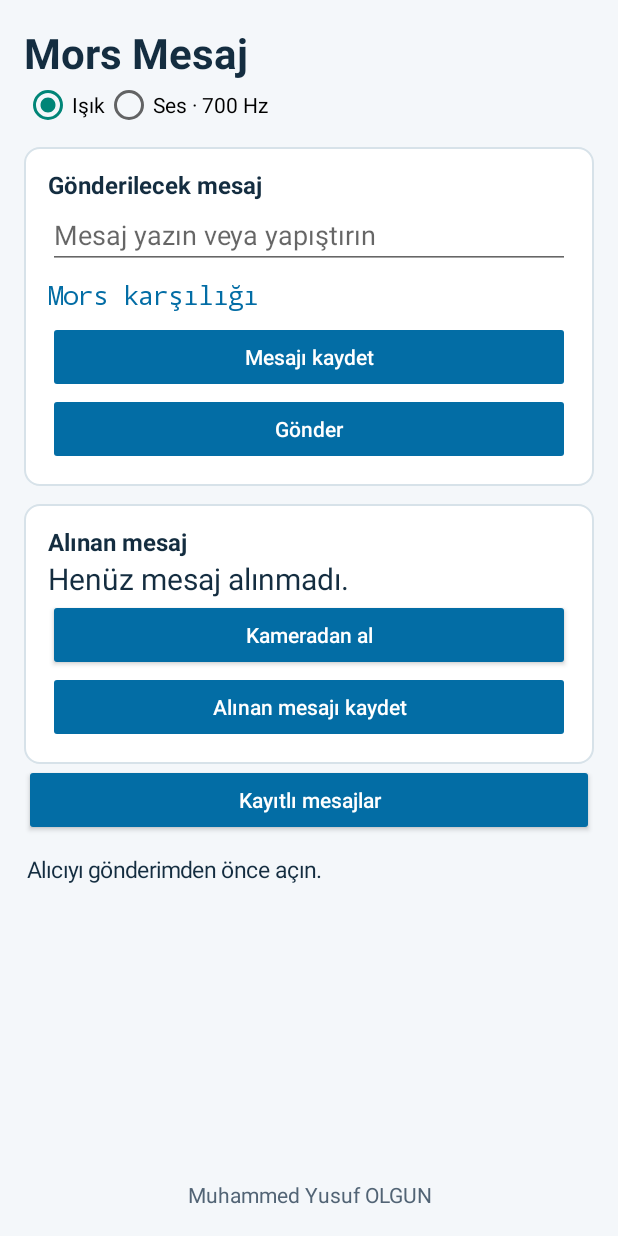
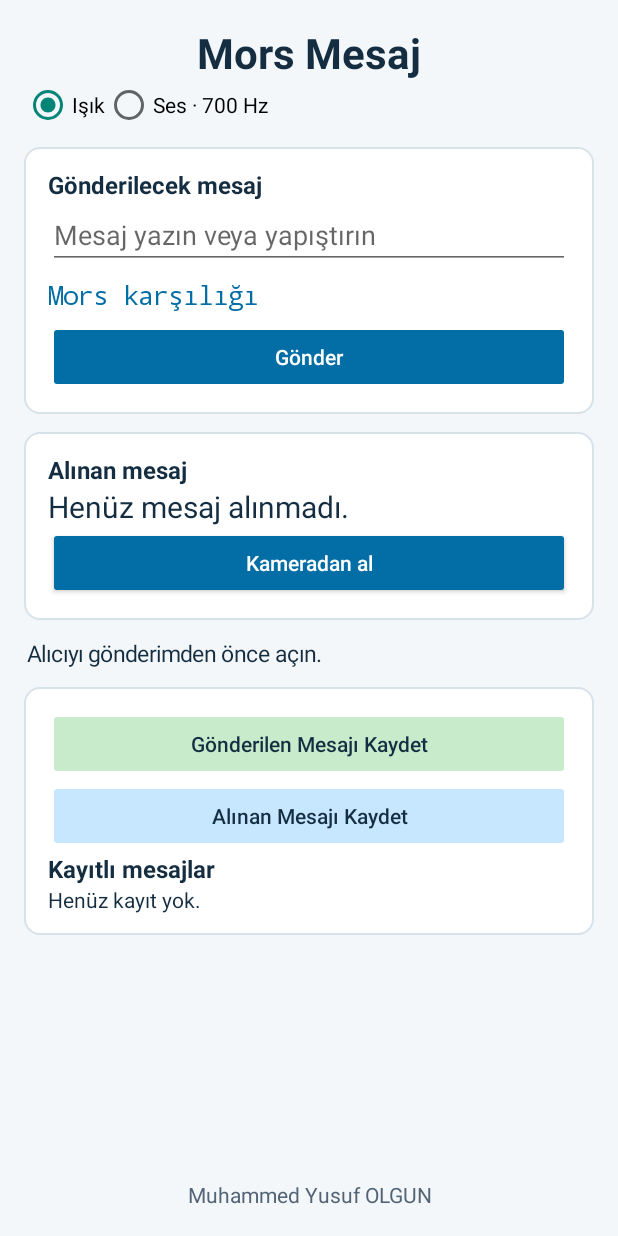
Before and after one commit to muhammedyusufolgun/Mors-Mesaj, an Android app: the screen it shows after launch (MainActivity), on a phone screen of 412 x 824 dp. Run offline under Robolectric (Android 15) with nearby library versions, the phone set to English and light mode, and no system bars.

Commit message:
Kayıtları ana ekranda göster ve uzun basma işlemlerini renklendir

```diff
--- a/app/build.gradle
+++ b/app/build.gradle
@@ -6,7 +6,7 @@ android {
         applicationId 'tr.olgun.mors'
         minSdk 23
         targetSdk 34
-        versionCode 4
-        versionName '1.2.1'
+        versionCode 5
+        versionName '1.3'
     }
 }
--- a/app/src/main/java/tr/olgun/mors/MainActivity.java
+++ b/app/src/main/java/tr/olgun/mors/MainActivity.java
@@ -18,7 +18,8 @@ import java.util.*;
 public class MainActivity extends Activity implements TextureView.SurfaceTextureListener {
     final Handler handler = new Handler(Looper.getMainLooper());
     final int blue=0xff036da5, ink=0xff142d40;
-    LinearLayout page;
+    LinearLayout page, savedRows;
+    final int paleGreen=0xffc8ebcc, paleBlue=0xffc6e7ff, paleRed=0xffffcaca;
     EditText input;
     TextView preview,status,received;
     Button send,listen,saveDraft,saveReceived;
@@ -65,7 +66,8 @@ public class MainActivity extends Activity implements TextureView.SurfaceTexture
         page=new LinearLayout(this); page.setOrientation(1); page.setBackgroundColor(0xfff4f7fa);
         page.setPadding(dp(16),dp(16),dp(16),dp(18)); page.setFocusableInTouchMode(true);
         scroll.addView(page); setContentView(scroll);
-        label(page,"Mors Mesaj",28,ink).setTypeface(Typeface.DEFAULT,1);
+        TextView title=label(page,"Mors Mesaj",28,ink);
+        title.setGravity(Gravity.CENTER);title.setTypeface(Typeface.DEFAULT,1);
         store=new MessageStore(this);
         channel=new RadioGroup(this); channel.setOrientation(LinearLayout.HORIZONTAL);
         page.addView(channel);
@@ -80,7 +82,6 @@ public class MainActivity extends Activity implements TextureView.SurfaceTexture
         input.setHint("Mesaj yazın veya yapıştırın"); tx.addView(input);
         preview=label(tx,"",17,blue); preview.setTypeface(Typeface.MONOSPACE);
         preview.setPadding(0,dp(6),0,dp(6));
-        saveDraft=button(tx,"Mesajı kaydet"); saveDraft.setOnClickListener(v->saveText(input.getText().toString()));
         send=button(tx,"Gönder"); send.setOnClickListener(v->{ if(sending) stop("Gönderim durduruldu."); else request("tx"); });
         LinearLayout rx=card();
         label(rx,"Alınan mesaj",16,ink).setTypeface(Typeface.DEFAULT,1);
@@ -97,10 +98,18 @@ public class MainActivity extends Activity implements TextureView.SurfaceTexture
         };
         finder.addView(target); rx.addView(finder,new LinearLayout.LayoutParams(-1,dp(180))); finder.setVisibility(View.GONE);
         listen=button(rx,"Kameradan al"); listen.setOnClickListener(v->{if(listening) stop("Alım durduruldu."); else request("rx");});
-        saveReceived=button(rx,"Alınan mesajı kaydet");saveReceived.setOnClickListener(v->saveText(lastReceived));
-        button(page,"Kayıtlı mesajlar").setOnClickListener(v->showSaved());
         status=label(page,"",15,ink); status.setPadding(dp(2),dp(12),0,0);
         status.setText("Alıcıyı gönderimden önce açın.");
+        LinearLayout records=card();
+        saveDraft=button(records,"Gönderilen Mesajı Kaydet");
+        tint(saveDraft,paleGreen);
+        saveDraft.setOnClickListener(v->saveText(input.getText().toString()));
+        saveReceived=button(records,"Alınan Mesajı Kaydet");
+        tint(saveReceived,paleBlue);
+        saveReceived.setOnClickListener(v->saveText(lastReceived));
+        label(records,"Kayıtlı mesajlar",16,ink).setTypeface(Typeface.DEFAULT,1);
+        savedRows=new LinearLayout(this);savedRows.setOrientation(LinearLayout.VERTICAL);
+        records.addView(savedRows);showSaved();
         TextView footer=label(page,"Muhammed Yusuf OLGUN",14,0xff526475);
         footer.setGravity(Gravity.BOTTOM|Gravity.CENTER_HORIZONTAL); footer.setPadding(0,dp(16),0,0);
         footer.setLayoutParams(new LinearLayout.LayoutParams(-1,-2,1));
@@ -114,20 +123,35 @@ public class MainActivity extends Activity implements TextureView.SurfaceTexture
     }
     void saveText(String text){
         if(text.trim().isEmpty()){status.setText("Kaydedilecek mesaj yok.");return;}
-        store.save(text);status.setText("Mesaj kaydedildi.");
+        store.save(text);showSaved();status.setText("Mesaj kaydedildi.");
     }
     void showSaved(){
+        savedRows.removeAllViews();
         ArrayList<MessageStore.Entry> rows=store.entries();
-        if(rows.isEmpty()){new AlertDialog.Builder(this).setTitle("Kayıtlı mesajlar").setMessage("Henüz kayıt yok.").setPositiveButton("Kapat",null).show();return;}
-        String[] names=new String[rows.size()];
-        for(int i=0;i<rows.size();i++)names[i]=(i+1)+". "+rows.get(i).text;
-        new AlertDialog.Builder(this).setTitle("Kayıtlı mesajlar").setItems(names,(d,n)->{
-            MessageStore.Entry entry=rows.get(n);
-            AlertDialog.Builder detail=new AlertDialog.Builder(this).setTitle("Kayıtlı mesaj "+(n+1)).setMessage(entry.text)
-                .setNegativeButton("Kapat",null).setNeutralButton("Sil",(dlg,w)->confirmDelete(entry));
-            if(!sending)detail.setPositiveButton("Mesajı kullan",(dlg,w)->{input.setText(entry.text);input.setSelection(input.length());});
-            detail.show();
-        }).setNegativeButton("Kapat",null).show();
+        if(rows.isEmpty())label(savedRows,"Henüz kayıt yok.",14,ink);
+        for(int i=0;i<rows.size();i++){
+            MessageStore.Entry entry=rows.get(i);
+            int number=i+1;
+            TextView row=label(savedRows,number+". "+entry.text,16,ink);
+            row.setMinHeight(dp(48));row.setGravity(Gravity.CENTER_VERTICAL);
+            row.setOnLongClickListener(v->{showActions(entry,number);return true;});
+        }
+    }
+    void tint(Button button,int color){
+        button.setBackgroundTintList(android.content.res.ColorStateList.valueOf(color));
+        button.setTextColor(ink);
+    }
+    void showActions(MessageStore.Entry entry,int number){
+        AlertDialog dialog=new AlertDialog.Builder(this).setTitle("Kayıtlı mesaj "+number)
+            .setMessage(entry.text).setNegativeButton("Sil",(d,w)->confirmDelete(entry))
+            .setPositiveButton("Mesajı kullan",(d,w)->{
+                input.setText(entry.text);input.setSelection(input.length());input.requestFocus();
+                input.post(()->input.requestRectangleOnScreen(new Rect(0,0,input.getWidth(),input.getHeight())));
+            }).show();
+        Button use=dialog.getButton(AlertDialog.BUTTON_POSITIVE);
+        use.setBackgroundResource(android.R.drawable.btn_default);use.setAllCaps(false);use.setEnabled(!sending);tint(use,paleGreen);
+        Button delete=dialog.getButton(AlertDialog.BUTTON_NEGATIVE);
+        delete.setBackgroundResource(android.R.drawable.btn_default);delete.setAllCaps(false);tint(delete,paleRed);
     }
     void confirmDelete(MessageStore.Entry entry){
         new AlertDialog.Builder(this).setTitle("Mesaj silinsin mi? (1/2)").setMessage(entry.text)
```
